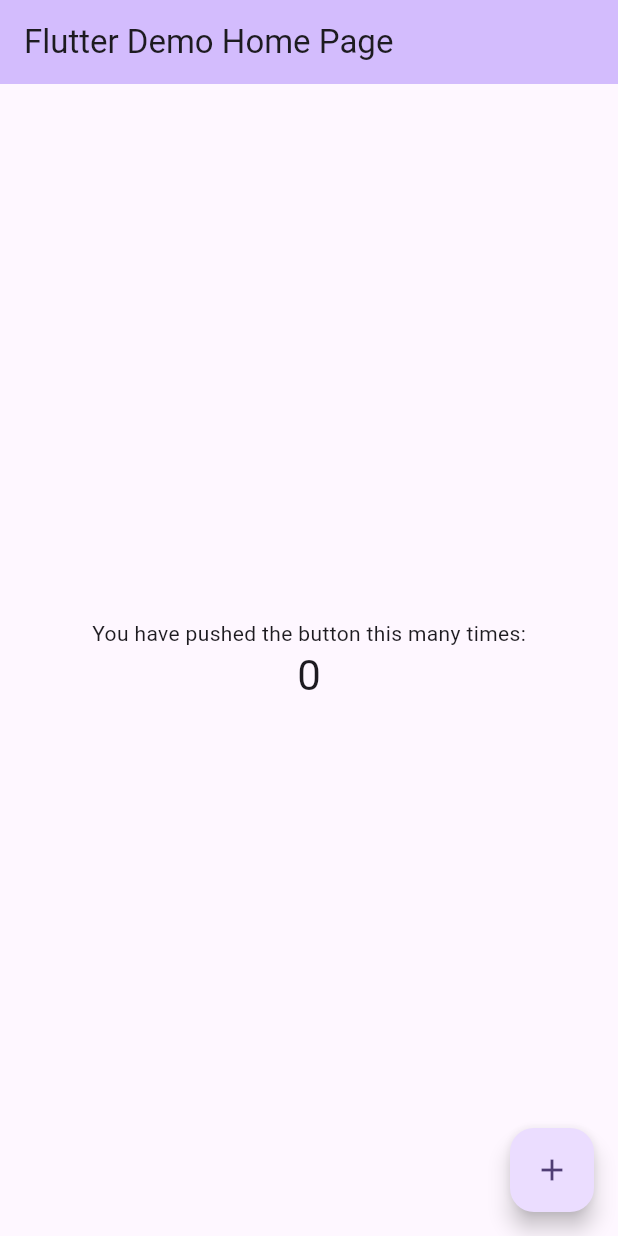
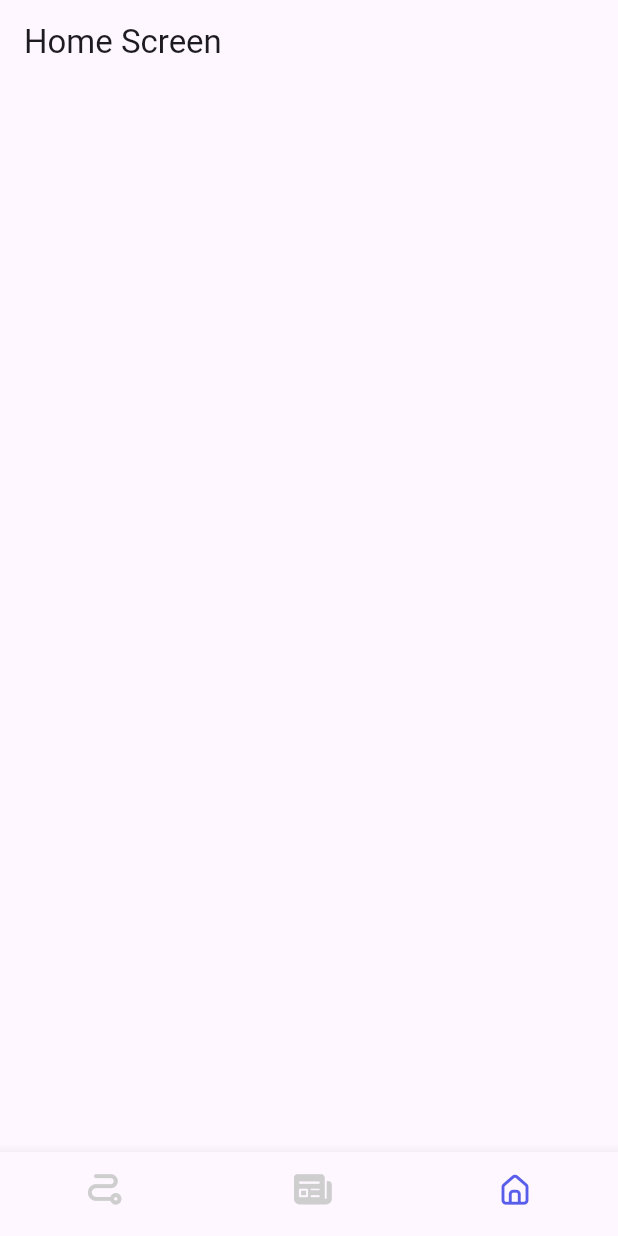
Before and after one commit to seak230/Cheongpodo_Flutter, a Flutter app: the screen it shows after launch, on a phone screen of 412 x 824 dp. Run offline on Flutter 3.47's test engine with Material 3 defaults, Android fonts, the phone set to English and light mode, and no system bars; our stand-ins replace flutter_svg.

Commit message:
feat: 메인 기능 화면들 추가 (홈, 뉴스, 튜토리얼)
- 외부 아이콘 assets경로 설정
- Bottom Bar 설정

```diff
--- /dev/null
+++ b/lib/const/colors.dart
@@ -0,0 +1,4 @@
+import 'dart:ui';
+
+const PRIMARY_COLOR = Color(0xFF585EEA);
+final LIGHT_GRAY_COLOR = Color(0xFFCECECE);
--- /dev/null
+++ b/lib/icon/bottom_bar_icon_icons.dart
@@ -0,0 +1,28 @@
+/// Flutter icons BottomBarIcon
+/// Copyright (C) 2025 by original authors @ fluttericon.com, fontello.com
+/// This font was generated by FlutterIcon.com, which is derived from Fontello.
+///
+/// To use this font, place it in your fonts/ directory and include the
+/// following in your pubspec.yaml
+///
+/// flutter:
+///   fonts:
+///    - family:  BottomBarIcon
+///      fonts:
+///       - asset: fonts/BottomBarIcon.ttf
+///
+///
+///
+import 'package:flutter/widgets.dart';
+
+class BottomBarIcon {
+  BottomBarIcon._();
+
+  static const _kFontFam = 'BottomBarIcon';
+  static const String? _kFontPkg = null;
+
+  static const IconData user = IconData(0xe800, fontFamily: _kFontFam, fontPackage: _kFontPkg);
+  static const IconData news = IconData(0xe801, fontFamily: _kFontFam, fontPackage: _kFontPkg);
+  static const IconData home = IconData(0xe802, fontFamily: _kFontFam, fontPackage: _kFontPkg);
+  static const IconData route = IconData(0xe803, fontFamily: _kFontFam, fontPackage: _kFontPkg);
+}
--- a/lib/main.dart
+++ b/lib/main.dart
@@ -1,122 +1,18 @@
+import 'package:cheongpodo_flutter/view/home/home_screen.dart';
+import 'package:cheongpodo_flutter/widgets/my_stateful_widget.dart';
 import 'package:flutter/material.dart';
 
 void main() {
   runApp(const MyApp());
 }
-
 class MyApp extends StatelessWidget {
   const MyApp({super.key});
 
-  // This widget is the root of your application.
   @override
   Widget build(BuildContext context) {
     return MaterialApp(
-      title: 'Flutter Demo',
-      theme: ThemeData(
-        // This is the theme of your application.
-        //
-        // TRY THIS: Try running your application with "flutter run". You'll see
-        // the application has a purple toolbar. Then, without quitting the app,
-        // try changing the seedColor in the colorScheme below to Colors.green
-        // and then invoke "hot reload" (save your changes or press the "hot
-        // reload" button in a Flutter-supported IDE, or press "r" if you used
-        // the command line to start the app).
-        //
-        // Notice that the counter didn't reset back to zero; the application
-        // state is not lost during the reload. To reset the state, use hot
-        // restart instead.
-        //
-        // This works for code too, not just values: Most code changes can be
-        // tested with just a hot reload.
-        colorScheme: ColorScheme.fromSeed(seedColor: Colors.deepPurple),
-      ),
-      home: const MyHomePage(title: 'Flutter Demo Home Page'),
+      debugShowCheckedModeBanner: false,
+      home: MyStatefulWidget(),
     );
   }
 }
-
-class MyHomePage extends StatefulWidget {
-  const MyHomePage({super.key, required this.title});
-
-  // This widget is the home page of your application. It is stateful, meaning
-  // that it has a State object (defined below) that contains fields that affect
-  // how it looks.
-
-  // This class is the configuration for the state. It holds the values (in this
-  // case the title) provided by the parent (in this case the App widget) and
-  // used by the build method of the State. Fields in a Widget subclass are
-  // always marked "final".
-
-  final String title;
-
-  @override
-  State<MyHomePage> createState() => _MyHomePageState();
-}
-
-class _MyHomePageState extends State<MyHomePage> {
-  int _counter = 0;
-
-  void _incrementCounter() {
-    setState(() {
-      // This call to setState tells the Flutter framework that something has
-      // changed in this State, which causes it to rerun the build method below
-      // so that the display can reflect the updated values. If we changed
-      // _counter without calling setState(), then the build method would not be
-      // called again, and so nothing would appear to happen.
-      _counter++;
-    });
-  }
-
-  @override
-  Widget build(BuildContext context) {
-    // This method is rerun every time setState is called, for instance as done
-    // by the _incrementCounter method above.
-    //
-    // The Flutter framework has been optimized to make rerunning build methods
-    // fast, so that you can just rebuild anything that needs updating rather
-    // than having to individually change instances of widgets.
-    return Scaffold(
-      appBar: AppBar(
-        // TRY THIS: Try changing the color here to a specific color (to
-        // Colors.amber, perhaps?) and trigger a hot reload to see the AppBar
-        // change color while the other colors stay the same.
-        backgroundColor: Theme.of(context).colorScheme.inversePrimary,
-        // Here we take the value from the MyHomePage object that was created by
-        // the App.build method, and use it to set our appbar title.
-        title: Text(widget.title),
-      ),
-      body: Center(
-        // Center is a layout widget. It takes a single child and positions it
-        // in the middle of the parent.
-        child: Column(
-          // Column is also a layout widget. It takes a list of children and
-          // arranges them vertically. By default, it sizes itself to fit its
-          // children horizontally, and tries to be as tall as its parent.
-          //
-          // Column has various properties to control how it sizes itself and
-          // how it positions its children. Here we use mainAxisAlignment to
-          // center the children vertically; the main axis here is the vertical
-          // axis because Columns are vertical (the cross axis would be
-          // horizontal).
-          //
-          // TRY THIS: Invoke "debug painting" (choose the "Toggle Debug Paint"
-          // action in the IDE, or press "p" in the console), to see the
-          // wireframe for each widget.
-          mainAxisAlignment: MainAxisAlignment.center,
-          children: <Widget>[
-            const Text('You have pushed the button this many times:'),
-            Text(
-              '$_counter',
-              style: Theme.of(context).textTheme.headlineMedium,
-            ),
-          ],
-        ),
-      ),
-      floatingActionButton: FloatingActionButton(
-        onPressed: _incrementCounter,
-        tooltip: 'Increment',
-        child: const Icon(Icons.add),
-      ), // This trailing comma makes auto-formatting nicer for build methods.
-    );
-  }
-}
--- /dev/null
+++ b/lib/view/home/home_screen.dart
@@ -0,0 +1,14 @@
+import 'package:flutter/cupertino.dart';
+import 'package:flutter/material.dart';
+
+class Homescreen extends StatelessWidget {
+
+  const Homescreen({super.key});
+
+  @override
+  Widget build(BuildContext context) {
+    return Scaffold(
+      appBar: AppBar(title: Text('Home Screen'),),
+    );
+  }
+}
--- /dev/null
+++ b/lib/widgets/my_stateful_widget.dart
@@ -0,0 +1,75 @@
+import 'package:cheongpodo_flutter/const/colors.dart';
+import 'package:cheongpodo_flutter/icon/bottom_bar_icon_icons.dart';
+import 'package:cheongpodo_flutter/view/News/news_screen.dart';
+import 'package:cheongpodo_flutter/view/Route/route_screen.dart';
+import 'package:cheongpodo_flutter/view/home/home_screen.dart';
+import 'package:flutter/cupertino.dart';
+import 'package:flutter/material.dart';
+import 'package:flutter_svg/flutter_svg.dart';
+
+class MyStatefulWidget extends StatefulWidget {
+  const MyStatefulWidget({super.key});
+
+  @override
+  State<MyStatefulWidget> createState() => _MyStatefulWidgetState();
+}
+
+class _MyStatefulWidgetState extends State<MyStatefulWidget> {
+  int _selectedIndex = 2;
+  final List<Widget> _widgetOptions = [
+    RouteScreen(),
+    NewsScreen(),
+    Homescreen(),
+  ];
+
+  // 아이콘이 클릭되었을 때의 이벤트 리스너
+  // 클릭된 인덱스로 _selectedIndex에 할당하고 build 함수를 호출한다(setState)
+  void _onItemTapped(int index) {
+    setState(() {
+      _selectedIndex = index;
+    });
+  }
+
+  @override
+  Widget build(BuildContext context) {
+    double icon_size = 20;
+
+    return Scaffold(
+      // body에 넣어줄 아이템
+      body: Center(child: _widgetOptions.elementAt(_selectedIndex)),
+      bottomNavigationBar: BottomNavigationBar(
+        items: [
+          BottomNavigationBarItem(
+            icon:
+            _selectedIndex == 0
+                ? Icon(BottomBarIcon.route, color: PRIMARY_COLOR, size: icon_size,)
+                : Icon(BottomBarIcon.route, color: LIGHT_GRAY_COLOR, size: icon_size,),
+            label: 'route',
+          ),
+          BottomNavigationBarItem(
+            icon:
+            _selectedIndex == 1
+                ? Icon(BottomBarIcon.news, color: PRIMARY_COLOR, size: icon_size,)
+                : Icon(BottomBarIcon.news, color: LIGHT_GRAY_COLOR, size: icon_size,),
+            label: 'news',
+          ),
+          BottomNavigationBarItem(
+            icon:
+            _selectedIndex == 2
+                ? Icon(BottomBarIcon.home, color: PRIMARY_COLOR, size: icon_size,)
+                : Icon(BottomBarIcon.home, color: LIGHT_GRAY_COLOR, size: icon_size,),
+            label: 'home',
+          ),
+        ],
+        currentIndex: _selectedIndex,
+        selectedItemColor: Colors.black,
+        onTap: _onItemTapped,
+        showSelectedLabels: false,
+        //(1)
+        showUnselectedLabels: false,
+        //(1)
+        type: BottomNavigationBarType.fixed, //(2)
+      ),
+    );
+  }
+}
```
Also changed, not shown: lib/icon/config.json (added, +66 -0 lines), lib/view/News/news_screen.dart (added, +10 -0 lines), lib/view/Route/route_screen.dart (added, +10 -0 lines), pubspec.yaml (+10 -8 lines), assets/BottomBarIcon.ttf (added), pubspec.lock.
